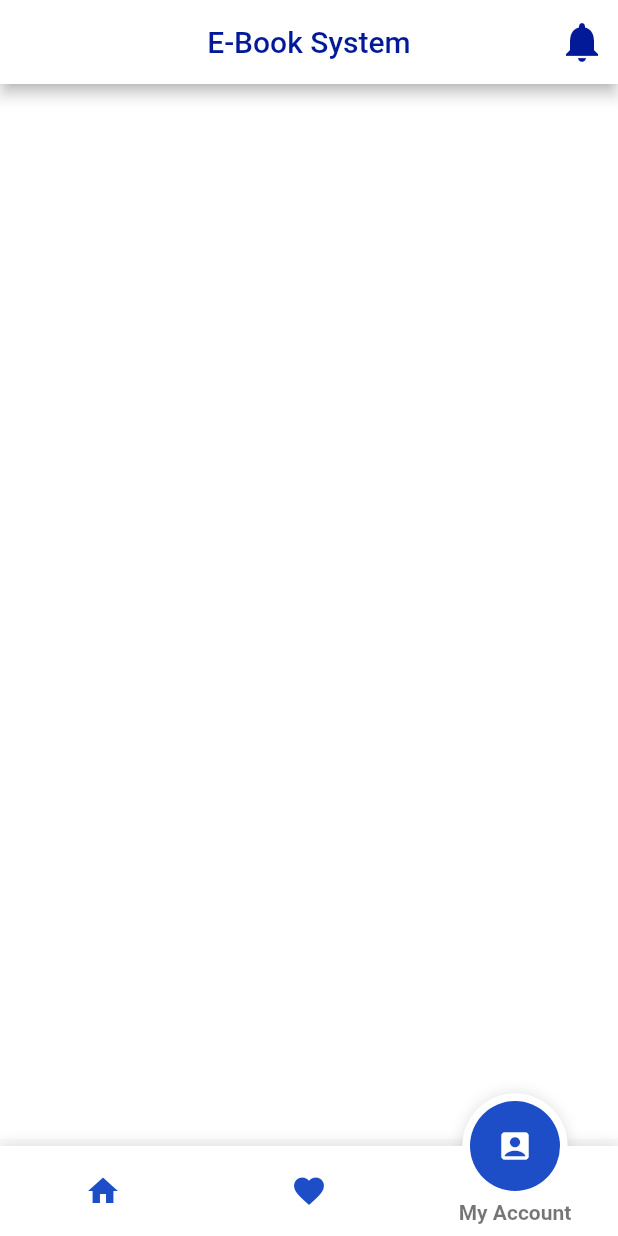
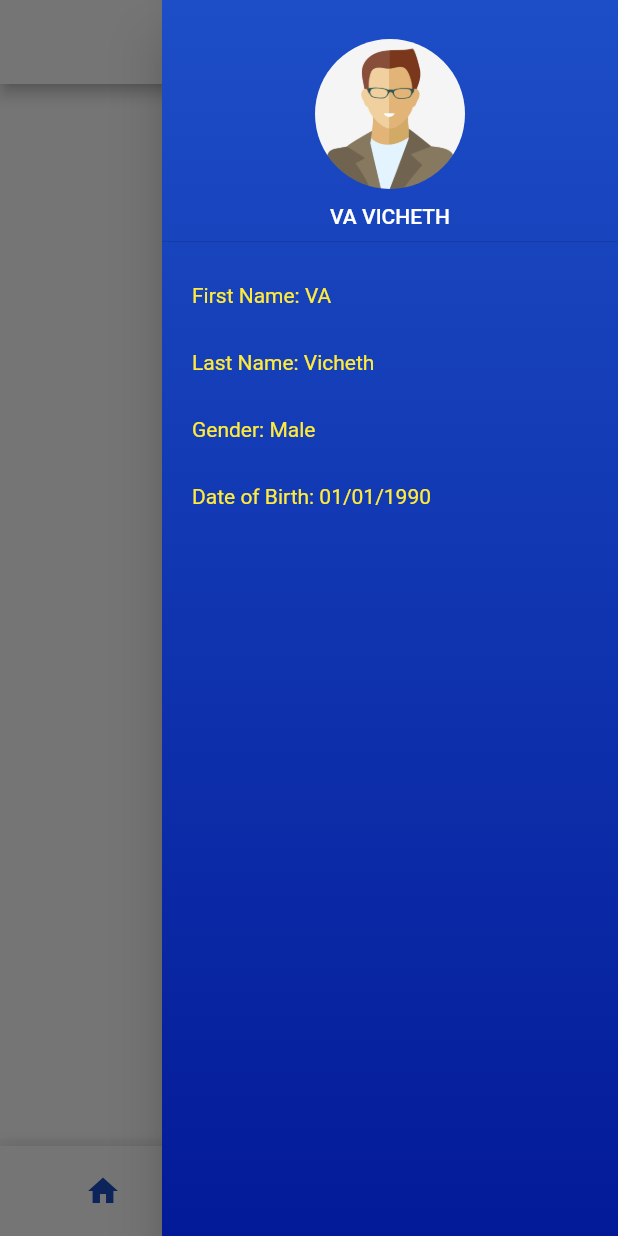
Before and after one commit to vavicheth/CEB, a Flutter app: the HomeScreen screen opened directly, item 3 of the bottom bar chosen, on a phone screen of 412 x 824 dp. Run offline on Flutter 3.47's test engine with Material 2 defaults, Android fonts, the phone set to English and light mode, and no system bars; drawn by our look-alikes of fancy_bottom_navigation; our stand-ins replace cloud_firestore, firebase_auth, firebase_storage, flutter_secure_storage, flutter_slidable, flutter_spinkit and 3 more; missing offline and left inert: flutter_plugin_pdf_viewer, loader_search_bar; accounts and stored records are empty; network calls fail.

```diff
--- a/lib/models/books_model.dart
+++ b/lib/models/books_model.dart
@@ -28,7 +28,8 @@ class Books {
     author = map["author"] ?? "no data";
     year = map["year"] ?? "no data";
     source = map["source"] ?? "no data";
-    fileLocation = map["fileLocation"] ?? "no data";
+    fileLocation = map["fileLocation"] ??
+        "https://firebasestorage.googleapis.com/v0/b/calmette-ceb-e9ee3.appspot.com/o/ppt%20Flutter%20and%20Dart%203.pdf?alt=media&token=83863d21-b64e-4305-9456-c4cd7efa2670";
     photo = Photo.fromMap(map["photos"]);
     viewers = List<Viewer>.from(map["viewers"].map((x) => Viewer.fromMap(x)));
   }
@@ -43,7 +44,8 @@ class Books {
         "author": author ?? "nodata",
         "year": year ?? "nodata",
         "source": source ?? "nodata",
-        "fileLocation": fileLocation ?? "nodata",
+        "fileLocation": fileLocation ??
+            "https://firebasestorage.googleapis.com/v0/b/calmette-ceb-e9ee3.appspot.com/o/ppt%20Flutter%20and%20Dart%203.pdf?alt=media&token=83863d21-b64e-4305-9456-c4cd7efa2670",
         "photos": photo.toMap(),
         "viewers": List<dynamic>.from(viewers.map((x) => x.toMap())),
       };
--- a/lib/screens/admin/booklist_screen.dart
+++ b/lib/screens/admin/booklist_screen.dart
@@ -102,7 +102,10 @@ class _BookListScreenState extends State<BookListScreen> {
                 Navigator.push(
                   context,
                   PageTransition(
-                      type: PageTransitionType.rightToLeft, child: PDFView()),
+                      type: PageTransitionType.rightToLeft,
+                      child: PDFView(
+                        books: bookAtIndex,
+                      )),
                 );
               },
               child: Container(
--- a/lib/screens/home_screen.dart
+++ b/lib/screens/home_screen.dart
@@ -1,13 +1,16 @@
 import 'package:ceb/components/drawer_component.dart';
 import 'package:ceb/helpers/storage_helper.dart';
 import 'package:ceb/models/books_model.dart';
+import 'package:ceb/screens/about_screen.dart';
 import 'package:ceb/screens/admin/booklist_screen.dart';
+import 'package:ceb/screens/contactus_screen.dart';
 import 'package:ceb/screens/login_screen.dart';
 import 'package:ceb/screens/pdfview_screen.dart';
 import 'package:ceb/ui/colors.dart';
 import 'package:cloud_firestore/cloud_firestore.dart';
 import 'package:fancy_bottom_navigation/fancy_bottom_navigation.dart';
 import 'package:firebase_auth/firebase_auth.dart';
+import 'package:flutter/cupertino.dart';
 import 'package:flutter/material.dart';
 import 'package:flutter_slidable/flutter_slidable.dart';
 import 'package:google_sign_in/google_sign_in.dart';
@@ -25,25 +28,25 @@ class HomeScreen extends StatefulWidget {
 
 class _HomeScreenState extends State<HomeScreen> {
   GoogleSignIn _googleSignIn = GoogleSignIn();
+  final GlobalKey<ScaffoldState> _scaffoldKey = new GlobalKey<ScaffoldState>();
 
   @override
   Widget build(BuildContext context) {
     return Scaffold(
-      drawer: _buildDrawer(),
+      key: _scaffoldKey,
+      endDrawer: _buildEndDrawer(context),
+      drawer: _buildDrawer(context),
       appBar: _buildAppBar(),
       body: _buildBody(),
       bottomNavigationBar: _buildNavigationBar(),
     );
   }
 
-  _buildDrawer() {
+  _buildDrawer(context) {
     return Drawer(
       child: Container(
         decoration: BoxDecoration(
           gradient: primaryGradient,
-//          image: DecorationImage(
-//              image: AssetImage("assets/images/bg_drawer.png"),
-//              fit: BoxFit.cover),
         ),
         child: ListView(
           children: <Widget>[
@@ -84,14 +87,26 @@ class _HomeScreenState extends State<HomeScreen> {
               title: 'About Us',
               leadIcon: Icons.info,
               onPressed: () {
-                print('Clicked about!');
+                Navigator.push(
+                  context,
+                  PageTransition(
+                    type: PageTransitionType.fade,
+                    child: AboutScreen(),
+                  ),
+                );
               },
             ),
             DrawerListTile(
               title: 'Contact Us',
               leadIcon: Icons.phone_android,
               onPressed: () {
-                print('Clicked Contact!');
+                Navigator.push(
+                  context,
+                  PageTransition(
+                    type: PageTransitionType.fade,
+                    child: ContactUsScreen(),
+                  ),
+                );
               },
             ),
             DrawerListTile(
@@ -118,6 +133,56 @@ class _HomeScreenState extends State<HomeScreen> {
                   );
                 }
               },
+            ),
+          ],
+        ),
+      ),
+    );
+  }
+
+  _buildEndDrawer(context) {
+    return Drawer(
+      child: Container(
+        decoration: BoxDecoration(
+          gradient: primaryGradient,
+        ),
+        child: ListView(
+          children: <Widget>[
+            DrawerHeader(
+              child: Column(
+                children: <Widget>[
+                  Container(
+                      margin: EdgeInsets.all(10.0),
+                      width: 100.0,
+                      height: 100.0,
+                      decoration: BoxDecoration(
+                          shape: BoxShape.circle,
+                          image: DecorationImage(
+                              fit: BoxFit.fill,
+                              image: AssetImage("assets/images/avatar.jpg")))),
+                  Text(
+                    'VA VICHETH',
+                    style: TextStyle(color: secondaryWhite, fontSize: 14),
+                  )
+                ],
+              ),
+            ),
+            Container(
+              height: 150.0,
+              margin: EdgeInsets.all(20.0),
+              child: Column(
+                mainAxisAlignment: MainAxisAlignment.spaceBetween,
+                crossAxisAlignment: CrossAxisAlignment.start,
+                children: <Widget>[
+                  Text('First Name: VA',
+                      style: TextStyle(color: Colors.yellow)),
+                  Text('Last Name: Vicheth',
+                      style: TextStyle(color: Colors.yellow)),
+                  Text('Gender: Male', style: TextStyle(color: Colors.yellow)),
+                  Text('Date of Birth: 01/01/1990',
+                      style: TextStyle(color: Colors.yellow)),
+                ],
+              ),
             ),
           ],
         ),
@@ -164,7 +229,7 @@ class _HomeScreenState extends State<HomeScreen> {
         } else if (currentPage == 1) {
           print('favorite');
         } else if (currentPage == 2) {
-          print('my account');
+          _scaffoldKey.currentState.openEndDrawer();
         }
       },
     );
@@ -221,7 +286,10 @@ class _HomeScreenState extends State<HomeScreen> {
                 Navigator.push(
                   context,
                   PageTransition(
-                      type: PageTransitionType.rightToLeft, child: PDFView()),
+                      type: PageTransitionType.rightToLeft,
+                      child: PDFView(
+                        books: bookAtIndex,
+                      )),
                 );
               },
               child: Container(
--- a/pubspec.yaml
+++ b/pubspec.yaml
@@ -35,6 +35,7 @@ dependencies:
   google_sign_in: ^4.0.7
   fancy_bottom_navigation: ^0.3.2
   flutter_slidable: ^0.5.3
+  flutter_plugin_pdf_viewer: ^1.0.7
 
   # The following adds the Cupertino Icons font to your application.
   # Use with the CupertinoIcons class for iOS style icons.
@@ -60,6 +61,7 @@ flutter:
   assets:
     - assets/
     - assets/images/
+    - assets/sample.pdf
 
   # An image asset can refer to one or more resolution-specific "variants", see
   # https://flutter.dev/assets-and-images/#resolution-aware.
```
Also changed, not shown: lib/screens/about_screen.dart (added, +54 -0 lines), lib/screens/contactus_screen.dart (added, +86 -0 lines), lib/screens/pdfview_screen.dart (+42 -2 lines), assets/images/Logo.png (added), assets/images/avatar.jpg (added), assets/images/logo_ch.jpg (added), assets/images/logo_ch.png, pubspec.lock, 7 other files.
